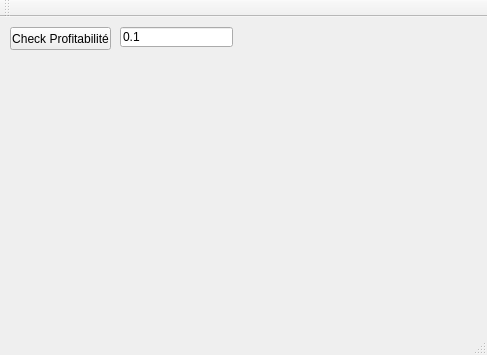
This is mainwindow.ui in patboy3/exchange as Qt 5 draws it before an edit. The edited form follows.
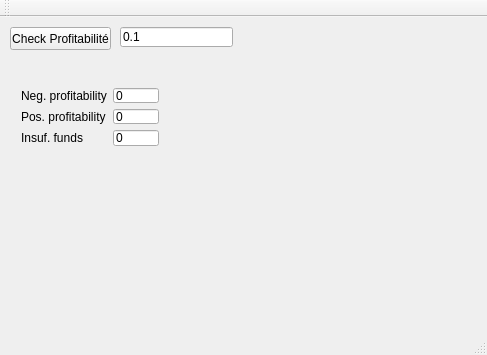
This is the edited form.

What changed in the file:
```diff
--- a/mainwindow.ui
+++ b/mainwindow.ui
@@ -40,6 +40,73 @@
      <string>0.1</string>
     </property>
    </widget>
+   <widget class="QWidget" name="verticalLayoutWidget">
+    <property name="geometry">
+     <rect>
+      <x>10</x>
+      <y>60</y>
+      <width>160</width>
+      <height>80</height>
+     </rect>
+    </property>
+    <layout class="QVBoxLayout" name="verticalLayout">
+     <item>
+      <layout class="QFormLayout" name="formLayout">
+       <item row="0" column="0">
+        <widget class="QLabel" name="testLabel">
+         <property name="text">
+          <string>Neg. profitability</string>
+         </property>
+        </widget>
+       </item>
+       <item row="0" column="1">
+        <widget class="QLineEdit" name="lineEdit_Neg">
+         <property name="text">
+          <string>0</string>
+         </property>
+         <property name="readOnly">
+          <bool>true</bool>
+         </property>
+        </widget>
+       </item>
+       <item row="1" column="0">
+        <widget class="QLabel" name="test2Label">
+         <property name="text">
+          <string>Pos. profitability</string>
+         </property>
+        </widget>
+       </item>
+       <item row="1" column="1">
+        <widget class="QLineEdit" name="lineEdit_Pos">
+         <property name="text">
+          <string>0</string>
+         </property>
+         <property name="readOnly">
+          <bool>true</bool>
+         </property>
+        </widget>
+       </item>
+       <item row="2" column="0">
+        <widget class="QLabel" name="insufFundsLabel">
+         <property name="text">
+          <string>Insuf. funds</string>
+         </property>
+        </widget>
+       </item>
+       <item row="2" column="1">
+        <widget class="QLineEdit" name="LineEdit_fund">
+         <property name="text">
+          <string>0</string>
+         </property>
+         <property name="readOnly">
+          <bool>true</bool>
+         </property>
+        </widget>
+       </item>
+      </layout>
+     </item>
+    </layout>
+   </widget>
   </widget>
   <widget class="QMenuBar" name="menuBar">
    <property name="geometry">
```
